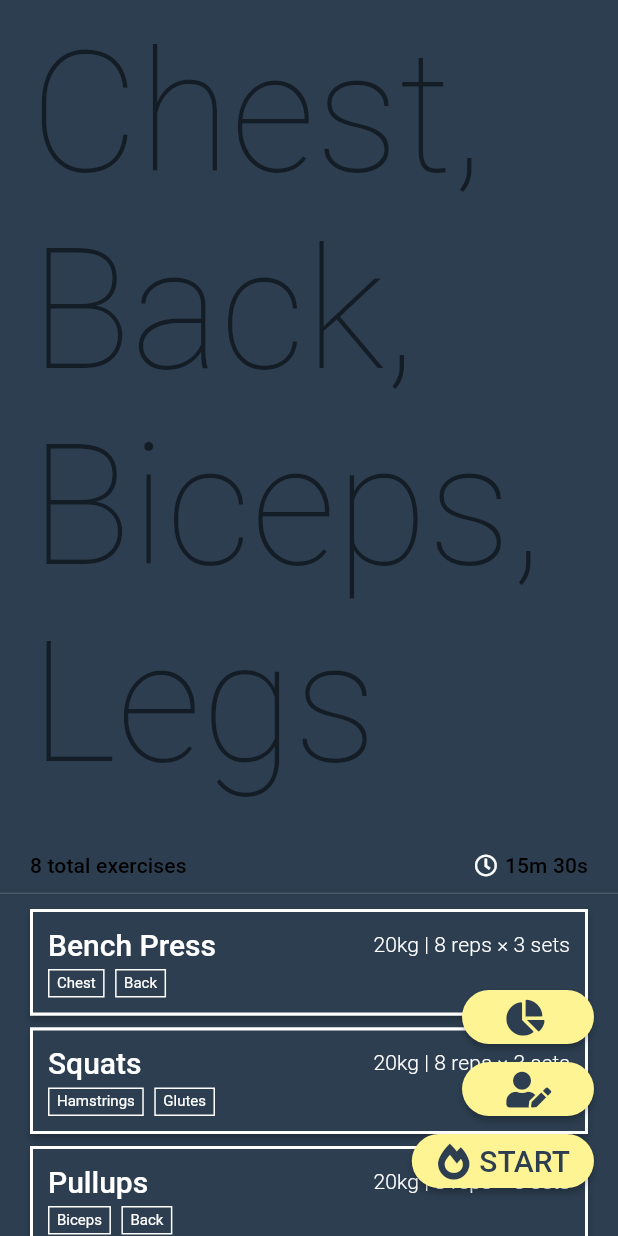
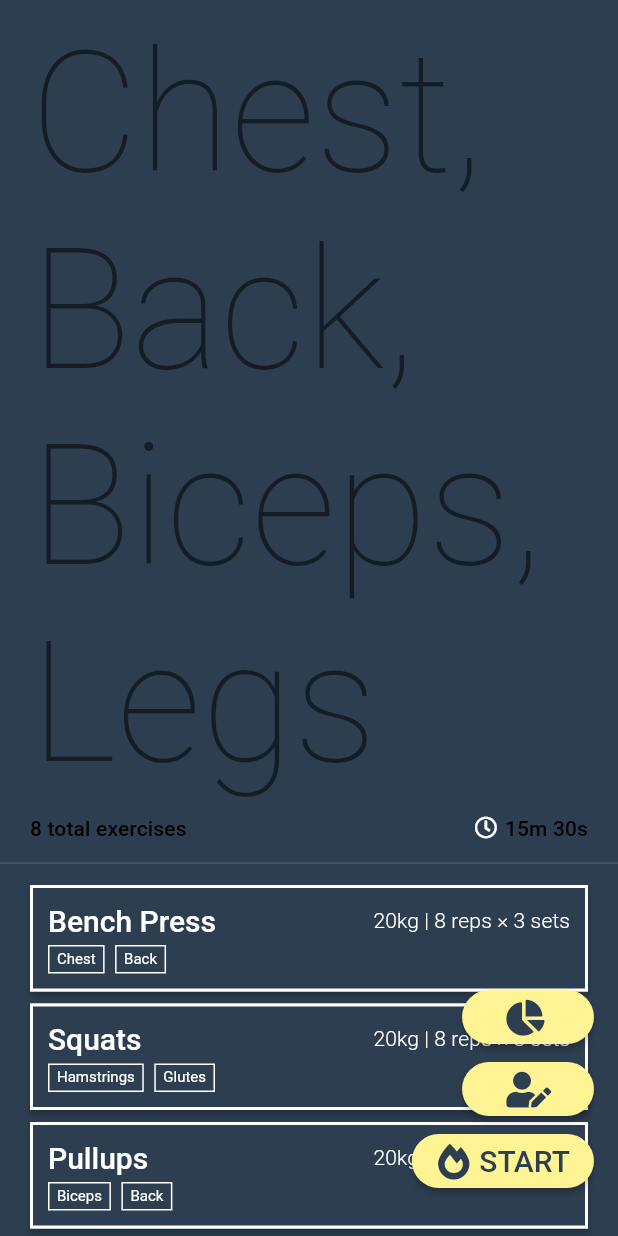
Before and after one commit to solderneer/gymrat, a Flutter app: the WorkoutOverviewPage screen opened by its route, on a phone screen of 412 x 824 dp. Run offline on Flutter 3.47's test engine with Material 2 defaults, Android fonts, the phone set to English and light mode, and no system bars; our stand-ins replace font_awesome_flutter, reorderables.

```diff
--- a/lib/src/ui/workout_overview.dart
+++ b/lib/src/ui/workout_overview.dart
@@ -34,7 +34,7 @@ class WorkoutOverviewPage extends StatelessWidget {
                           style: Theme.of(context).accentTextTheme.display4)),
                   Padding(
                       padding:
-                          EdgeInsets.only(top: 35.0, left: 20.0, right: 20.0),
+                          EdgeInsets.only(top: 10.0, left: 20.0, right: 20.0),
                       child: Row(children: <Widget>[
                         Text("${this.totalExerciseCount} total exercises",
                             style: Theme.of(context).accentTextTheme.subtitle),
@@ -49,7 +49,7 @@ class WorkoutOverviewPage extends StatelessWidget {
                       ])),
                   Container(
                       color: Color(0xFF4A5866),
-                      margin: EdgeInsets.only(top: 10.0),
+                      margin: EdgeInsets.only(top: 15.0),
                       height: 1.0),
                   Expanded(
                       child: ListView.builder(
@@ -58,7 +58,7 @@ class WorkoutOverviewPage extends StatelessWidget {
                           itemCount: cards.length,
                           itemBuilder: (BuildContext context, int index) {
                             return Padding(
-                                padding: EdgeInsets.only(bottom: 8.0),
+                                padding: EdgeInsets.symmetric(vertical: 4.0),
                                 child: cards[index]);
                           })),
                 ]))),
```
Also changed, not shown: lib/src/ui/workout_edit.dart (+13 -3 lines), 2 other files.
